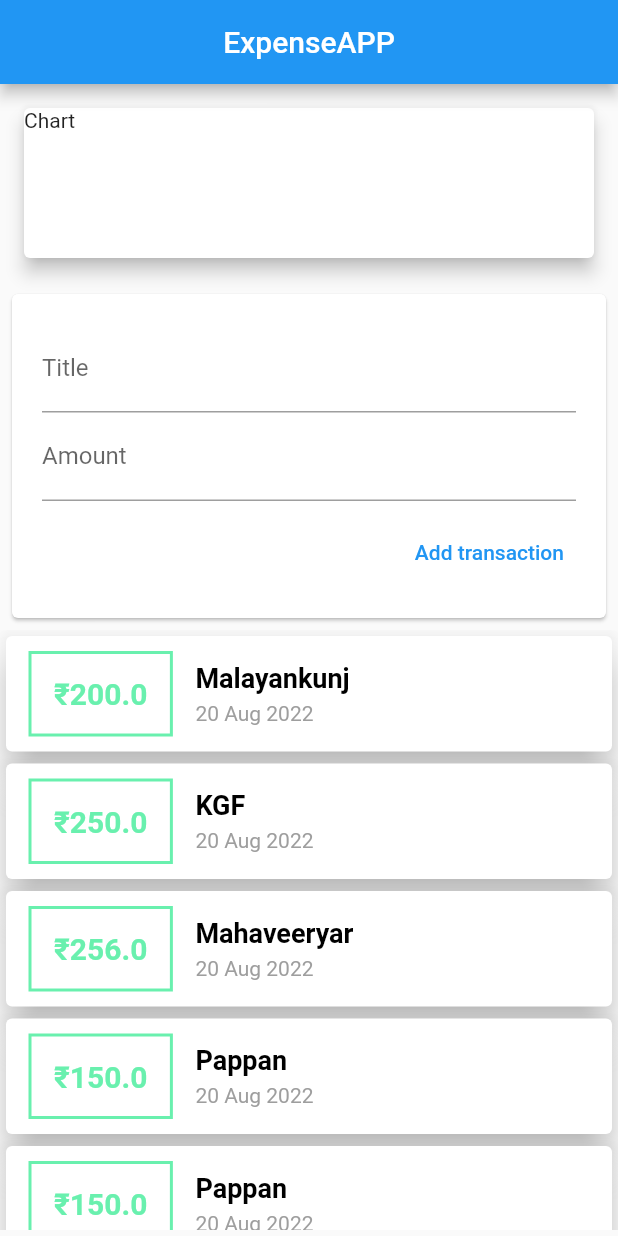
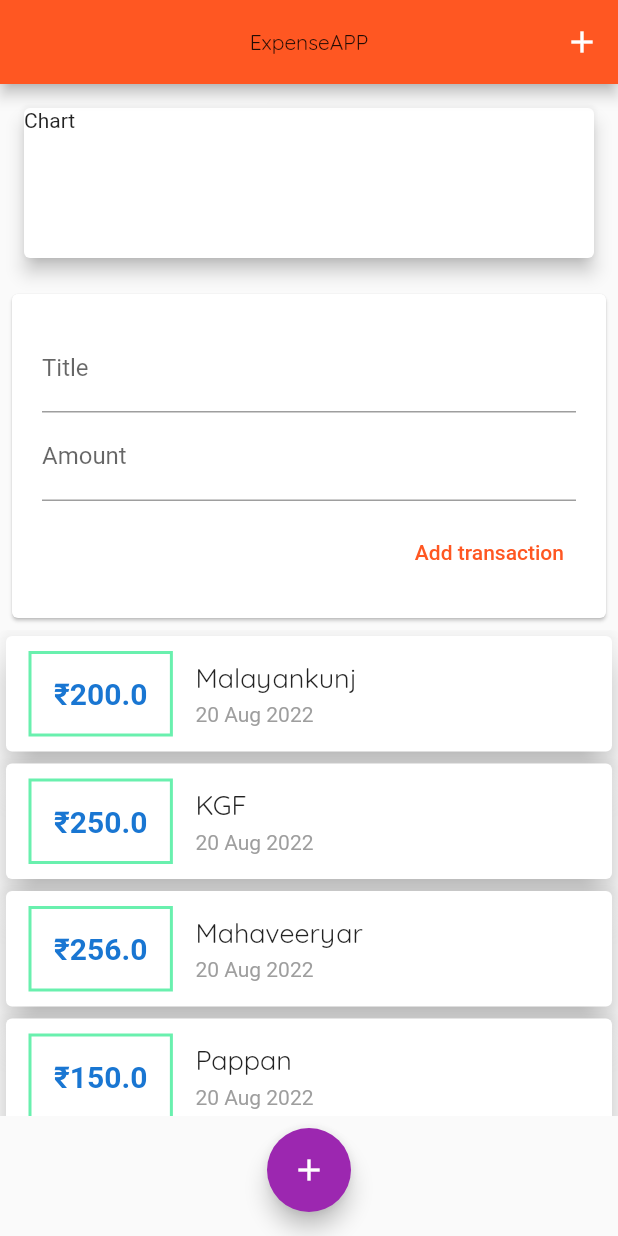
Before and after one commit to Abhilash-Puthukkudi/flutter_refresher, a Flutter app: the screen it shows after launch, after a tap on "Add transaction", on a phone screen of 412 x 824 dp. Run offline on Flutter 3.47's test engine with Material 2 defaults, Android fonts, the phone set to English and light mode, and no system bars.

Commit message:
fonts custom font styling global styling

```diff
--- a/Styling /expense_app/lib/main.dart
+++ b/Styling /expense_app/lib/main.dart
@@ -14,13 +14,28 @@ void main() {
 class ExpenseAPP extends StatelessWidget {
   Widget build(BuildContext context) {
     return MaterialApp(
+        theme: ThemeData(
+          textTheme: ThemeData.light().textTheme.copyWith(
+              titleLarge: TextStyle(fontFamily: "Quicksand", fontSize: 18)),
+          appBarTheme: AppBarTheme(
+              textTheme: ThemeData.light()
+                  .textTheme
+                  .copyWith(headline1: TextStyle(fontFamily: 'OpenSans'))),
+          colorScheme: ColorScheme.fromSwatch(primarySwatch: Colors.deepOrange)
+              .copyWith(secondary: Colors.purple),
+        ),
         debugShowCheckedModeBanner: false,
         title: 'expense app',
         home: Homepage());
   }
 }
 
-class Homepage extends StatelessWidget {
+class Homepage extends StatefulWidget {
+  @override
+  State<Homepage> createState() => _HomepageState();
+}
+
+class _HomepageState extends State<Homepage> {
   final List<Transactions> transactions = [
     Transactions(
         id: "1", title: "Malayankunj", amount: 200.0, date: DateTime.now()),
@@ -28,18 +43,36 @@ class Homepage extends StatelessWidget {
     Transactions(
         id: "3", title: "Mahaveeryar", amount: 256.0, date: DateTime.now()),
     Transactions(id: "4", title: "Pappan", amount: 150.0, date: DateTime.now()),
-    Transactions(id: "4", title: "Pappan", amount: 150.0, date: DateTime.now()),
-    Transactions(id: "4", title: "Pappan", amount: 150.0, date: DateTime.now()),
-    Transactions(id: "4", title: "Pappan", amount: 150.0, date: DateTime.now()),
-    Transactions(id: "4", title: "Pappan", amount: 150.0, date: DateTime.now()),
   ];
+
   String? TitleInput;
+
   double? amountInput;
+
+  void addToTransactions(String title, double amount) {
+    Transactions transaction = Transactions(
+        amount: amount,
+        title: title,
+        date: DateTime.now(),
+        id: DateTime.now().toString());
+
+    setState(() {
+      transactions.add(transaction);
+    });
+  }
+
   @override
   Widget build(BuildContext context) {
     // TODO: implement build
     return Scaffold(
-      appBar: AppBar(title: Text("ExpenseAPP"), centerTitle: true),
+      appBar: AppBar(
+        title: Text(
+          "ExpenseAPP",
+          style: TextStyle(fontFamily: "quicksand"),
+        ),
+        centerTitle: true,
+        actions: [IconButton(onPressed: () {}, icon: Icon(Icons.add))],
+      ),
       body: SingleChildScrollView(
         child: Column(
           // mainAxisAlignment: MainAxisAlignment.spaceAround,
@@ -59,6 +92,7 @@ class Homepage extends StatelessWidget {
                       onChanged: (value) => TitleInput = value,
                     ),
                     TextField(
+                      keyboardType: TextInputType.number,
                       decoration: InputDecoration(labelText: "Amount"),
                       onChanged: (value) => amountInput = double.parse(value),
                     ),
@@ -67,8 +101,8 @@ class Homepage extends StatelessWidget {
                     ),
                     TextButton(
                         onPressed: () {
-                          log("Amount : " + TitleInput.toString());
-                          log("Title  : " + amountInput.toString());
+                          addToTransactions(
+                              TitleInput!.toString(), amountInput!.toDouble());
                         },
                         child: Text("Add transaction"))
                   ],
@@ -76,7 +110,7 @@ class Homepage extends StatelessWidget {
               ),
             ),
             Container(
-              height: 400,
+              height: 324,
               child: ListView.builder(
                 itemBuilder: ((context, index) {
                   return BottomCard(Tr: transactions[index]);
@@ -87,6 +121,60 @@ class Homepage extends StatelessWidget {
           ],
         ),
       ),
+      floatingActionButtonLocation: FloatingActionButtonLocation.centerFloat,
+      floatingActionButton: FloatingActionButton(
+        child: Icon(Icons.add),
+        onPressed: () {
+          startAddnewTransaction();
+        },
+      ),
     );
   }
+
+  void startAddnewTransaction() {
+    showModalBottomSheet(
+        context: context,
+        builder: (_) {
+          return GestureDetector(
+            behavior: HitTestBehavior.opaque,
+            child: Card(
+              shadowColor: Colors.black,
+              color: Colors.grey,
+              margin: EdgeInsets.all(8),
+              child: Container(
+                padding: EdgeInsets.all(20),
+                child: Column(
+                  mainAxisAlignment: MainAxisAlignment.spaceAround,
+                  crossAxisAlignment: CrossAxisAlignment.end,
+                  children: [
+                    TextField(
+                      decoration: InputDecoration(labelText: "Title"),
+                      onChanged: (value) => TitleInput = value,
+                    ),
+                    TextField(
+                      keyboardType: TextInputType.number,
+                      decoration: InputDecoration(labelText: "Amount"),
+                      onChanged: (value) => amountInput = double.parse(value),
+                    ),
+                    SizedBox(
+                      height: 10,
+                    ),
+                    TextButton(
+                        onPressed: () {
+                          addToTransactions(
+                              TitleInput!.toString(), amountInput!.toDouble());
+
+                          Navigator.of(context).pop();
+                        },
+                        child: Text(
+                          "Add transaction",
+                          style: Theme.of(context).textTheme.titleLarge,
+                        ))
+                  ],
+                ),
+              ),
+            ),
+          );
+        });
+  }
 }
--- a/Styling /expense_app/lib/widgets/BottomCard.dart
+++ b/Styling /expense_app/lib/widgets/BottomCard.dart
@@ -30,7 +30,7 @@ class BottomCard extends StatelessWidget {
                 style: TextStyle(
                     fontWeight: FontWeight.bold,
                     fontSize: 20,
-                    color: Colors.greenAccent),
+                    color: Theme.of(context).primaryColorDark),
               ),
             ),
             Column(
@@ -39,10 +39,7 @@ class BottomCard extends StatelessWidget {
               children: [
                 Text(
                   Tr.title.toString(),
-                  style: TextStyle(
-                      fontWeight: FontWeight.bold,
-                      fontSize: 18,
-                      color: Colors.black),
+                  style: Theme.of(context).textTheme.titleLarge,
                 ),
                 SizedBox(
                   height: 5,
```
Also changed, not shown: Styling /expense_app/pubspec.yaml (+11 -11 lines), Styling /18588410-fonts/fonts/OpenSans-Bold.ttf (added), Styling /18588410-fonts/fonts/OpenSans-Regular.ttf (added), Styling /18588410-fonts/fonts/Quicksand-Bold.ttf (added), Styling /18588410-fonts/fonts/Quicksand-Light.ttf (added), Styling /18588410-fonts/fonts/Quicksand-Medium.ttf (added), Styling /18588410-fonts/fonts/Quicksand-Regular.ttf (added), Styling /expense_app/assets/fonts/OpenSans-Bold.ttf (added), Styling /expense_app/assets/fonts/OpenSans-Regular.ttf (added), Styling /expense_app/assets/fonts/Quicksand-Bold.ttf (added), Styling /expense_app/assets/fonts/Quicksand-Light.ttf (added), Styling /expense_app/assets/fonts/Quicksand-Medium.ttf (added), Styling /expense_app/assets/fonts/Quicksand-Regular.ttf (added), 1 other file.
